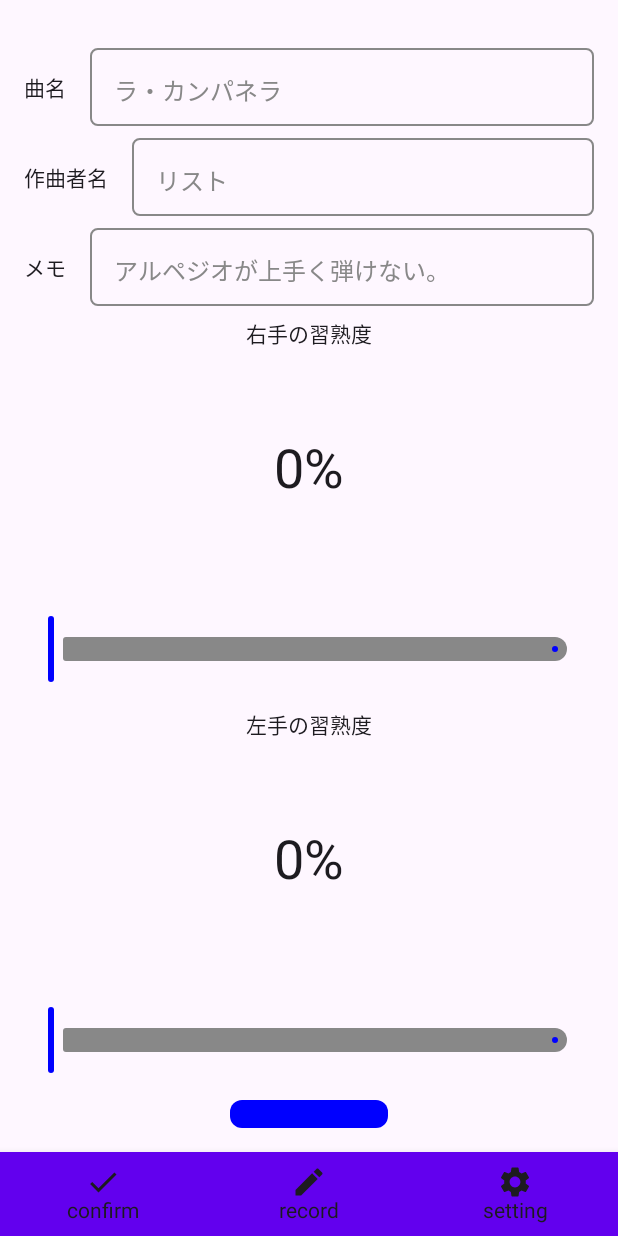
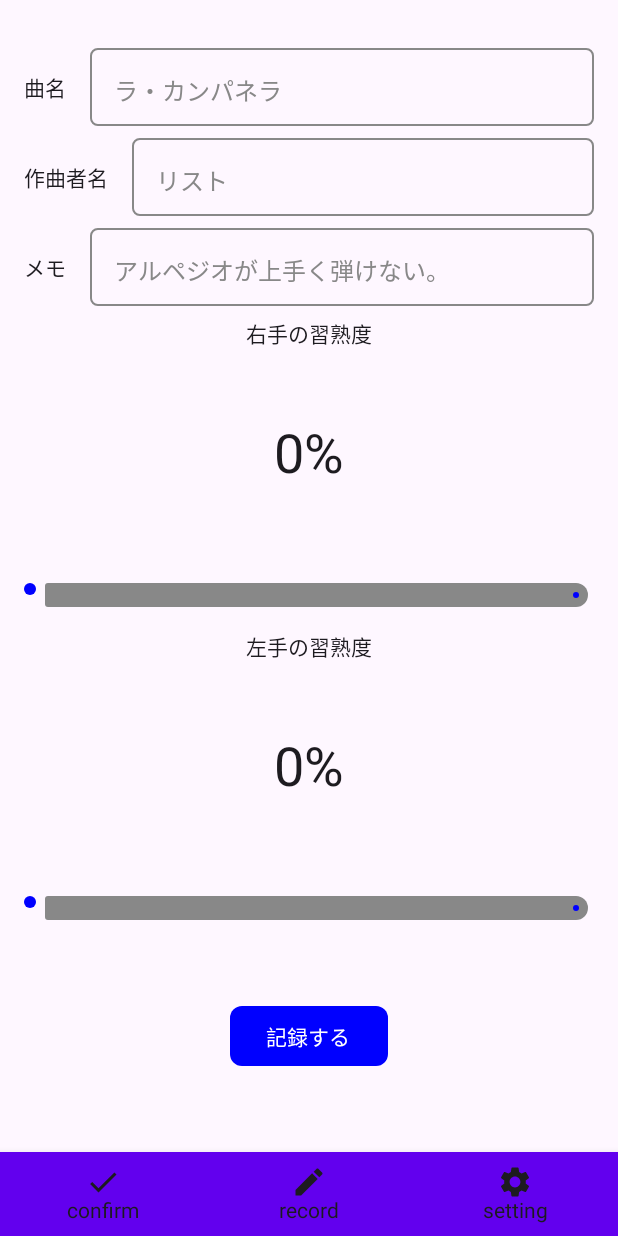
Before and after one commit to Yuki-Naka-Sharing-Study/ProPianoCoverBookCompose, an Android app built with Jetpack Compose: the RecordScreen screen opened through its navigation route, on a phone screen of 412 x 824 dp. Run offline under Robolectric (Android 15) with nearby library versions, the phone set to English and light mode, and no system bars; our stand-ins replace Room's generated code.

Commit message:
Changed default thumb of Slider.

```diff
--- a/app/src/main/java/com/example/propianocoverbook/RecordScreen.kt
+++ b/app/src/main/java/com/example/propianocoverbook/RecordScreen.kt
@@ -1,5 +1,7 @@
 package com.example.propianocoverbook
 
+import androidx.compose.foundation.Canvas
+import androidx.compose.foundation.interaction.MutableInteractionSource
 import androidx.compose.foundation.layout.Arrangement
 import androidx.compose.foundation.layout.Box
 import androidx.compose.foundation.layout.Column
@@ -7,6 +9,7 @@ import androidx.compose.foundation.layout.Row
 import androidx.compose.foundation.layout.Spacer
 import androidx.compose.foundation.layout.fillMaxSize
 import androidx.compose.foundation.layout.height
+import androidx.compose.foundation.layout.offset
 import androidx.compose.foundation.layout.padding
 import androidx.compose.foundation.layout.size
 import androidx.compose.foundation.layout.width
@@ -21,10 +24,12 @@ import androidx.compose.runtime.Composable
 import androidx.compose.ui.Alignment
 import androidx.compose.ui.Modifier
 import androidx.compose.material.TextFieldDefaults
+import androidx.compose.material3.ExperimentalMaterial3Api
 import androidx.compose.runtime.MutableState
 import androidx.compose.runtime.getValue
 import androidx.compose.runtime.mutableFloatStateOf
 import androidx.compose.runtime.mutableStateOf
+import androidx.compose.runtime.remember
 import androidx.compose.runtime.saveable.rememberSaveable
 import androidx.compose.runtime.setValue
 import androidx.compose.ui.graphics.Color
@@ -32,6 +37,7 @@ import androidx.compose.ui.res.dimensionResource
 import androidx.compose.ui.res.stringResource
 import androidx.compose.ui.text.TextStyle
 import androidx.compose.ui.tooling.preview.Preview
+import androidx.compose.ui.unit.DpSize
 import androidx.compose.ui.unit.dp
 import androidx.compose.ui.unit.sp
 import com.example.propianocoverbook.ui.theme.ProPianoCoverBookTheme
@@ -159,6 +165,7 @@ private fun ProgressSection(label: String, progressContent: @Composable () -> Un
     }
 }
 
+@OptIn(ExperimentalMaterial3Api::class)
 @Composable
 private fun CircularProgressWithSeekBar(progress: MutableState<Float>) {
     Box(contentAlignment = Alignment.Center,
@@ -176,6 +183,7 @@ private fun CircularProgressWithSeekBar(progress: MutableState<Float>) {
             style = TextStyle(fontSize = dimensionResource(id = R.dimen.text_size_large).value.sp),
         )
     }
+    val interactionSource = remember { MutableInteractionSource() }
     Slider(
         colors = SliderDefaults.colors(
             activeTrackColor = Color.Blue,
@@ -185,7 +193,7 @@ private fun CircularProgressWithSeekBar(progress: MutableState<Float>) {
         value = progress.value,
         onValueChange = { newValue -> progress.value = newValue },
         valueRange = 0f..100f,
-        modifier = Modifier.padding(dimensionResource(id = R.dimen.space_16_dp))
+        thumb = { Canvas(Modifier.size(8.dp)) { drawCircle(Color.Blue) } }
     )
 }
 
--- a/app/src/main/res/values/dimens.xml
+++ b/app/src/main/res/values/dimens.xml
@@ -9,7 +9,7 @@
     <dimen name="text_field_height">52sp</dimen>
 
     <!-- SelectRecordFragment -->
-    <dimen name="circular_progress_with_seek_bar_size">160dp</dimen>
+    <dimen name="circular_progress_with_seek_bar_size">140dp</dimen>
     <dimen name="circular_progress_indicator_stroke_width">4dp</dimen>
 
     <!-- SelectConfirmFragment -->
```
